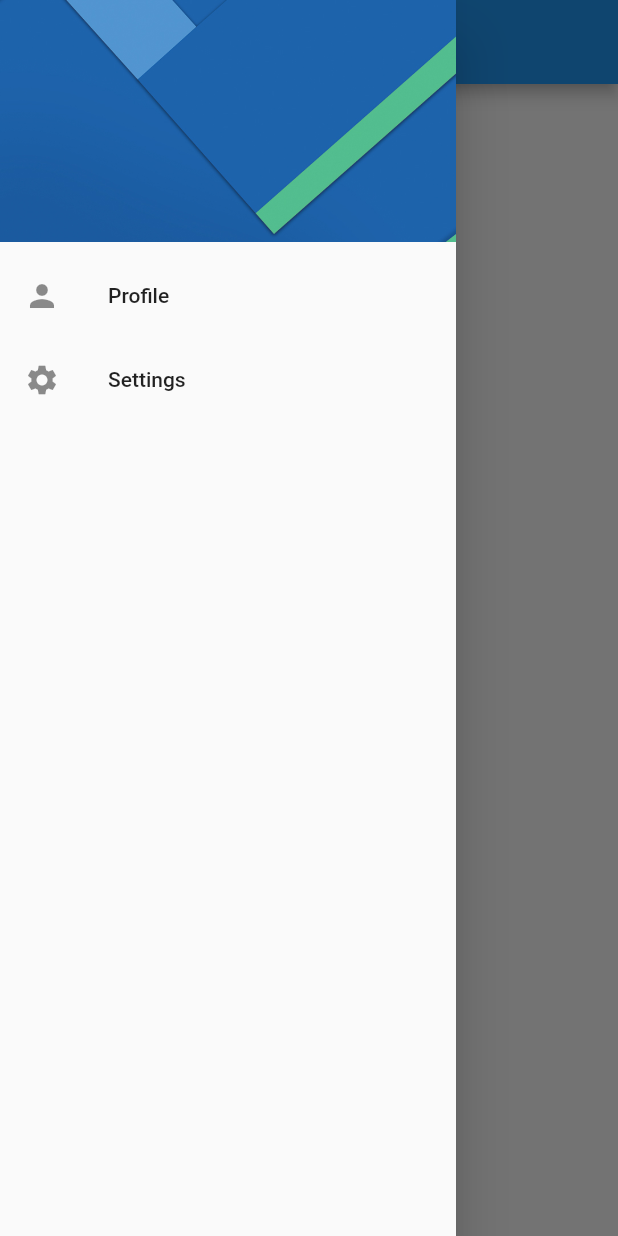
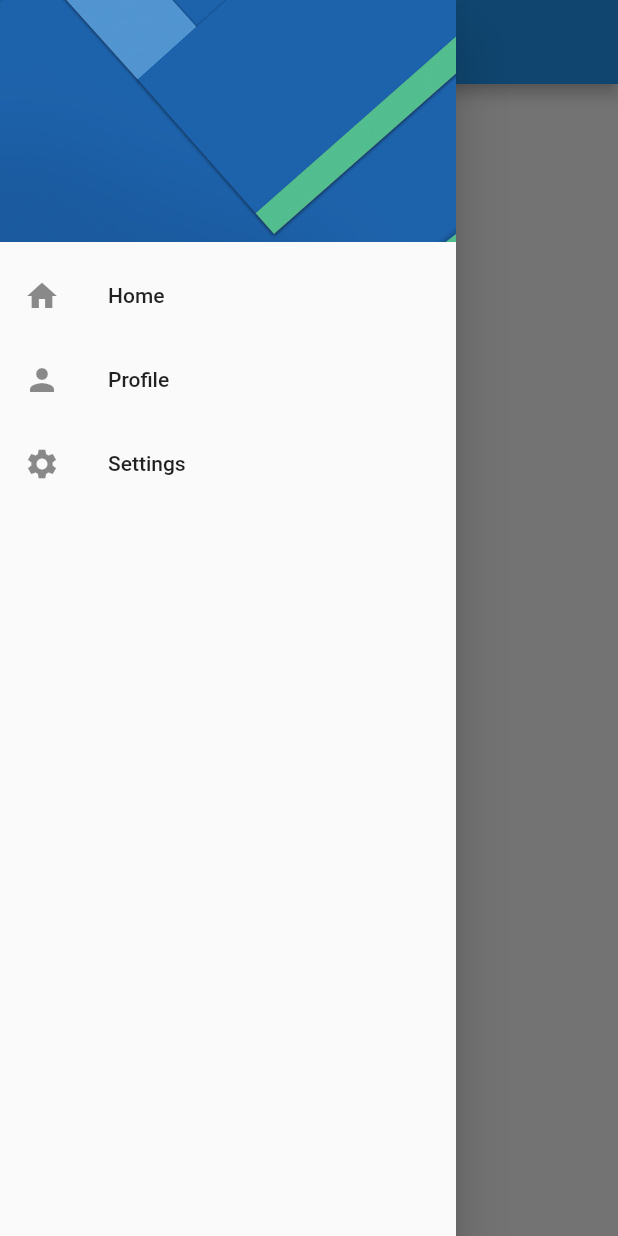
Before and after one commit to CarlosVazquezFarrera/UserPreference, a Flutter app: the screen it shows after launch, with the side drawer open, on a phone screen of 412 x 824 dp. Run offline on Flutter 3.47's test engine with Material 2 defaults, Android fonts, the phone set to English and light mode, and no system bars.

Commit message:
Do not re-push screen if it is already open

```diff
--- a/lib/widgets/shared/custom_drawer.dart
+++ b/lib/widgets/shared/custom_drawer.dart
@@ -11,6 +11,11 @@ class CustomDrawer extends StatelessWidget {
         padding: const EdgeInsets.all(0.0),
         children: const [
           _Header(),
+          _ItemDrawer(
+            icon: Icons.home,
+            tittle: 'Home',
+            routeName: Routes.home,
+          ),
           _ItemDrawer(
             icon: Icons.person,
             tittle: 'Profile',
@@ -44,7 +49,10 @@ class _ItemDrawer extends StatelessWidget {
       leading: Icon(icon),
       title: Text(tittle),
       onTap: () {
+        final String actualRoute = ModalRoute.of(context)!.settings.name!;
         Navigator.pop(context);
+        if (actualRoute == routeName) return;
+
         Navigator.pushReplacementNamed(context, routeName);
       },
     );
```
